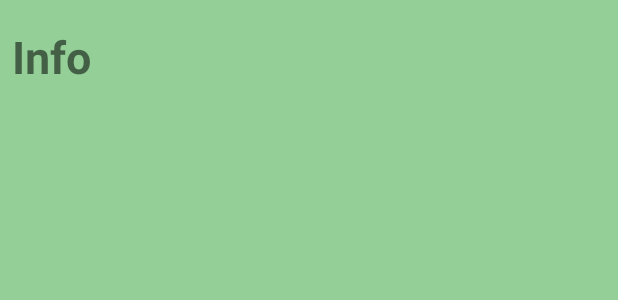
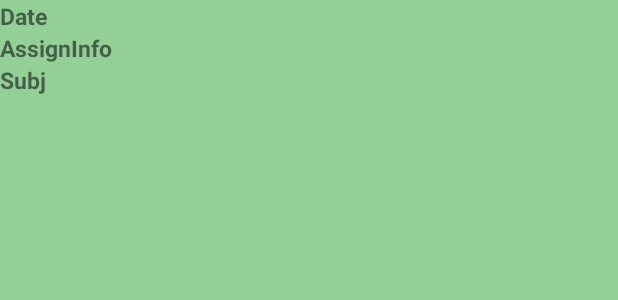
Before and after one commit to sanjay-del/Timetable, an Android app: the layout assinfo.xml on its own in the app's theme, with its tools: preview values and no code run, on a phone screen of 412 x 824 dp. Shown: the top 300 px of the screen. Run offline under Robolectric (Android 15) with nearby library versions, the phone set to English and light mode, and no system bars.

Commit message:
assignment working

```diff
--- a/app/build.gradle
+++ b/app/build.gradle
@@ -30,7 +30,7 @@ dependencies {
     implementation 'com.google.firebase:firebase-common:16.0.4'
     implementation 'com.google.firebase:firebase-database:16.0.6'
     implementation 'com.google.firebase:firebase-auth:16.1.0'
-    //implementation 'com.android.support:recyclerview-v7:28.0.0'
+    implementation 'com.android.support:recyclerview-v7:28.0.0'
 }
 
 apply plugin: 'com.google.gms.google-services'
--- a/app/src/main/java/com/jcorp/timetable/Assignmentview.java
+++ b/app/src/main/java/com/jcorp/timetable/Assignmentview.java
@@ -1,16 +1,19 @@
 package com.jcorp.timetable;
 
 public class Assignmentview {
-   private String assignmentnum, subject, duedate;
 
+    private String assignmentnum, subject, duedate;
     public Assignmentview() {
     }
+
 
     public Assignmentview(String assignmentnum, String subject, String duedate) {
         this.assignmentnum = assignmentnum;
         this.subject = subject;
         this.duedate = duedate;
+
     }
+
 
     public String getAssignmentnum() {
         return assignmentnum;
--- a/app/src/main/res/layout/assinfo.xml
+++ b/app/src/main/res/layout/assinfo.xml
@@ -1,27 +1,35 @@
 <?xml version="1.0" encoding="utf-8"?>
-<android.support.constraint.ConstraintLayout
+<LinearLayout
     xmlns:android="http://schemas.android.com/apk/res/android"
     xmlns:app="http://schemas.android.com/apk/res-auto"
     xmlns:tools="http://schemas.android.com/tools"
     android:layout_width="match_parent"
     android:background="@color/back"
-    android:layout_height="match_parent">
+    android:layout_height="match_parent"
+    android:orientation="vertical"
+    android:weightSum="2">
+
 
     <TextView
-        android:id="@+id/assinfo"
-        android:layout_width="399dp"
-        android:layout_height="41dp"
-        android:layout_marginStart="8dp"
-        android:layout_marginTop="8dp"
-        android:layout_marginEnd="8dp"
-        android:layout_marginBottom="8dp"
-        android:textSize="30sp"
+        android:id="@+id/date"
+        android:layout_width="match_parent"
+        android:layout_height="wrap_content"
+        android:textSize="15sp"
         android:textStyle="bold"
-        app:layout_constraintBottom_toBottomOf="parent"
-        app:layout_constraintEnd_toEndOf="parent"
-        app:layout_constraintHorizontal_bias="0.0"
-        app:layout_constraintStart_toStartOf="parent"
-        app:layout_constraintTop_toTopOf="parent"
-        app:layout_constraintVertical_bias="0.012"
-        tools:text="Info" />
-</android.support.constraint.ConstraintLayout>
+        tools:text="Date" />
+    <TextView
+        android:id="@+id/assinnum"
+        android:layout_width="match_parent"
+        android:layout_height="wrap_content"
+        android:textSize="15sp"
+        android:textStyle="bold"
+        tools:text="AssignInfo" />
+    <TextView
+        android:id="@+id/subj"
+        android:layout_width="match_parent"
+        android:layout_height="wrap_content"
+        android:textSize="15sp"
+        android:textStyle="bold"
+        tools:text="Subj" />
+
+</LinearLayout>
--- a/build.gradle
+++ b/build.gradle
@@ -8,7 +8,7 @@ buildscript {
     }
     dependencies {
         classpath 'com.android.tools.build:gradle:3.3.0'
-        classpath 'com.google.gms:google-services:4.0.1'
+        classpath 'com.google.gms:google-services:4.2.0'
 
         // NOTE: Do not place your application dependencies here; they belong
         // in the individual module build.gradle files
```
Also changed, not shown: app/src/main/java/com/jcorp/timetable/Assignment.java (+24 -49 lines), app/src/main/java/com/jcorp/timetable/MainActivity2.java (+9 -1 lines), app/src/main/java/com/jcorp/timetable/MyAdapter.java (added, +55 -0 lines), app/src/main/java/com/jcorp/timetable/ProfileActivity.java (+17 -4 lines), app/src/main/res/layout/activity_assignment.xml (+4 -14 lines).
